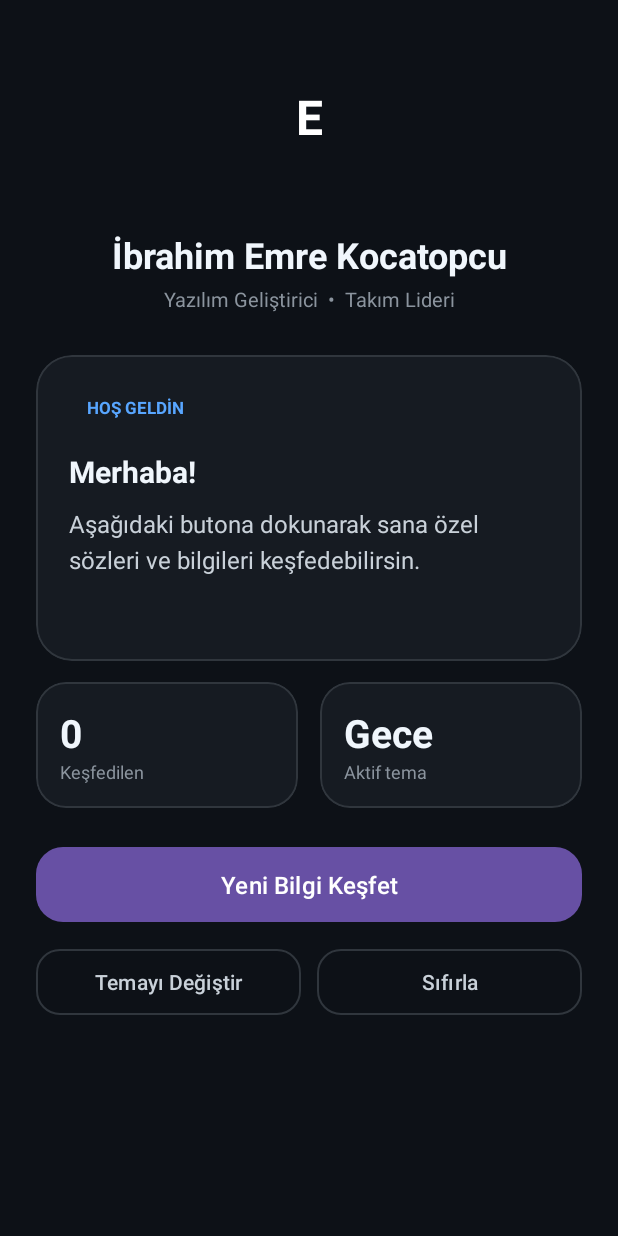
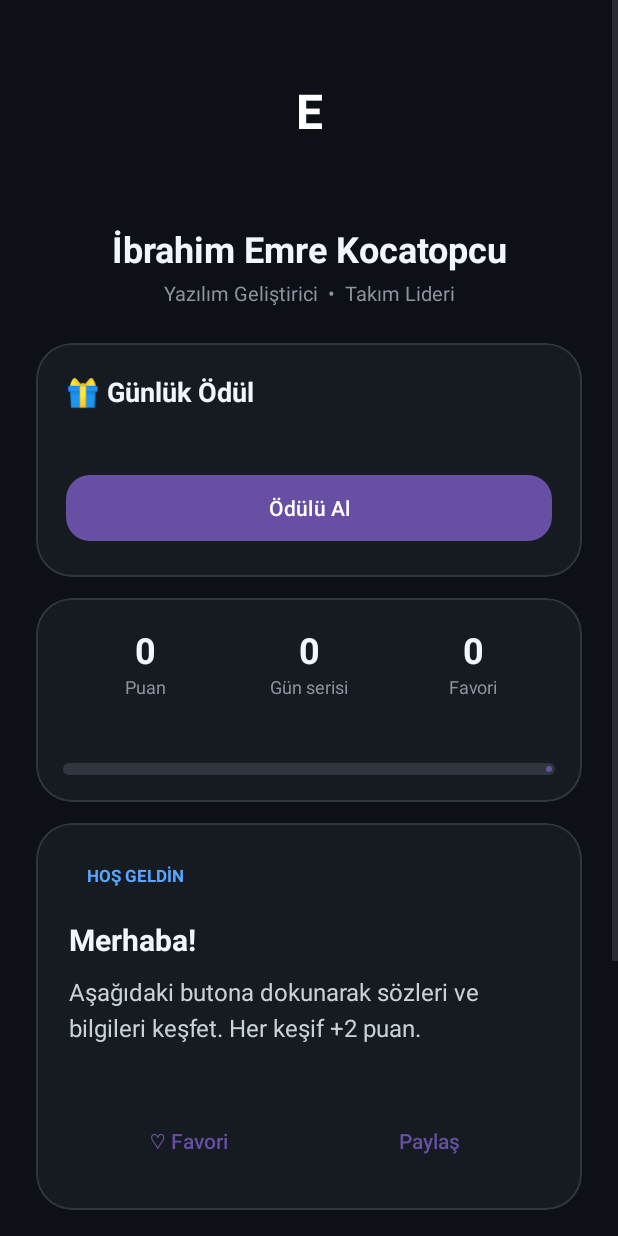
Before and after one commit to burakkayaa202-cpu/ibrahim-emre-kocatopcu, an Android app: the layout activity_main.xml on its own in the app's theme, with its tools: preview values and no code run, on a phone screen of 412 x 824 dp. Run offline under Robolectric (Android 15) with nearby library versions, the phone set to English and light mode, and no system bars.

Commit message:
Update activity_main.xml

```diff
--- a/app/src/main/res/layout/activity_main.xml
+++ b/app/src/main/res/layout/activity_main.xml
@@ -13,13 +13,12 @@
         android:orientation="vertical"
         android:padding="24dp">
 
-        <!-- Profil -->
         <TextView
             android:id="@+id/txtAvatar"
             android:layout_width="76dp"
             android:layout_height="76dp"
             android:layout_gravity="center_horizontal"
-            android:layout_marginTop="16dp"
+            android:layout_marginTop="12dp"
             android:gravity="center"
             android:text="E"
             android:textColor="#FFFFFF"
@@ -30,13 +29,12 @@
             android:id="@+id/txtSelam"
             android:layout_width="match_parent"
             android:layout_height="wrap_content"
-            android:layout_marginTop="16dp"
+            android:layout_marginTop="14dp"
             android:gravity="center"
             android:textColor="#8B949E"
-            android:textSize="14sp" />
+            android:textSize="15sp" />
 
         <TextView
-            android:id="@+id/txtIsim"
             android:layout_width="match_parent"
             android:layout_height="wrap_content"
             android:layout_marginTop="2dp"
@@ -47,7 +45,6 @@
             android:textStyle="bold" />
 
         <TextView
-            android:id="@+id/txtUnvan"
             android:layout_width="match_parent"
             android:layout_height="wrap_content"
             android:layout_marginTop="4dp"
@@ -56,12 +53,172 @@
             android:textColor="#8B949E"
             android:textSize="13sp" />
 
+        <!-- Günlük ödül -->
+        <com.google.android.material.card.MaterialCardView
+            android:id="@+id/cardOdul"
+            android:layout_width="match_parent"
+            android:layout_height="wrap_content"
+            android:layout_marginTop="24dp"
+            app:cardBackgroundColor="#161B22"
+            app:cardCornerRadius="24dp"
+            app:cardElevation="0dp"
+            app:strokeColor="#30363D"
+            app:strokeWidth="1dp">
+
+            <LinearLayout
+                android:layout_width="match_parent"
+                android:layout_height="wrap_content"
+                android:orientation="vertical"
+                android:padding="20dp">
+
+                <TextView
+                    android:id="@+id/txtOdulBaslik"
+                    android:layout_width="match_parent"
+                    android:layout_height="wrap_content"
+                    android:text="🎁 Günlük Ödül"
+                    android:textColor="#F0F6FC"
+                    android:textSize="18sp"
+                    android:textStyle="bold" />
+
+                <TextView
+                    android:id="@+id/txtOdulAciklama"
+                    android:layout_width="match_parent"
+                    android:layout_height="wrap_content"
+                    android:layout_marginTop="6dp"
+                    android:lineSpacingExtra="4dp"
+                    android:textColor="#C9D1D9"
+                    android:textSize="14sp" />
+
+                <com.google.android.material.button.MaterialButton
+                    android:id="@+id/btnOdul"
+                    android:layout_width="match_parent"
+                    android:layout_height="52dp"
+                    android:layout_marginTop="14dp"
+                    android:text="Ödülü Al"
+                    android:textColor="#FFFFFF"
+                    app:cornerRadius="16dp" />
+            </LinearLayout>
+        </com.google.android.material.card.MaterialCardView>
+
+        <!-- İstatistik + seviye -->
+        <com.google.android.material.card.MaterialCardView
+            android:id="@+id/cardStat"
+            android:layout_width="match_parent"
+            android:layout_height="wrap_content"
+            android:layout_marginTop="14dp"
+            app:cardBackgroundColor="#161B22"
+            app:cardCornerRadius="24dp"
+            app:cardElevation="0dp"
+            app:strokeColor="#30363D"
+            app:strokeWidth="1dp">
+
+            <LinearLayout
+                android:layout_width="match_parent"
+                android:layout_height="wrap_content"
+                android:orientation="vertical"
+                android:padding="18dp">
+
+                <LinearLayout
+                    android:layout_width="match_parent"
+                    android:layout_height="wrap_content"
+                    android:orientation="horizontal">
+
+                    <LinearLayout
+                        android:layout_width="0dp"
+                        android:layout_height="wrap_content"
+                        android:layout_weight="1"
+                        android:orientation="vertical">
+                        <TextView
+                            android:id="@+id/txtPuan"
+                            android:layout_width="match_parent"
+                            android:layout_height="wrap_content"
+                            android:gravity="center"
+                            android:text="0"
+                            android:textColor="#F0F6FC"
+                            android:textSize="24sp"
+                            android:textStyle="bold" />
+                        <TextView
+                            android:layout_width="match_parent"
+                            android:layout_height="wrap_content"
+                            android:gravity="center"
+                            android:text="Puan"
+                            android:textColor="#8B949E"
+                            android:textSize="12sp" />
+                    </LinearLayout>
+
+                    <LinearLayout
+                        android:layout_width="0dp"
+                        android:layout_height="wrap_content"
+                        android:layout_weight="1"
+                        android:orientation="vertical">
+                        <TextView
+                            android:id="@+id/txtSeri"
+                            android:layout_width="match_parent"
+                            android:layout_height="wrap_content"
+                            android:gravity="center"
+                            android:text="0"
+                            android:textColor="#F0F6FC"
+                            android:textSize="24sp"
+                            android:textStyle="bold" />
+                        <TextView
+                            android:layout_width="match_parent"
+                            android:layout_height="wrap_content"
+                            android:gravity="center"
+                            android:text="Gün serisi"
+                            android:textColor="#8B949E"
+                            android:textSize="12sp" />
+                    </LinearLayout>
+
+                    <LinearLayout
+                        android:layout_width="0dp"
+                        android:layout_height="wrap_content"
+                        android:layout_weight="1"
+                        android:orientation="vertical">
+                        <TextView
+                            android:id="@+id/txtFavori"
+                            android:layout_width="match_parent"
+                            android:layout_height="wrap_content"
+                            android:gravity="center"
+                            android:text="0"
+                            android:textColor="#F0F6FC"
+                            android:textSize="24sp"
+                            android:textStyle="bold" />
+                        <TextView
+                            android:layout_width="match_parent"
+                            android:layout_height="wrap_content"
+                            android:gravity="center"
+                            android:text="Favori"
+                            android:textColor="#8B949E"
+                            android:textSize="12sp" />
+                    </LinearLayout>
+                </LinearLayout>
+
+                <TextView
+                    android:id="@+id/txtSeviye"
+                    android:layout_width="match_parent"
+                    android:layout_height="wrap_content"
+                    android:layout_marginTop="16dp"
+                    android:textColor="#C9D1D9"
+                    android:textSize="13sp" />
+
+                <com.google.android.material.progressindicator.LinearProgressIndicator
+                    android:id="@+id/progressSeviye"
+                    android:layout_width="match_parent"
+                    android:layout_height="wrap_content"
+                    android:layout_marginTop="8dp"
+                    android:max="100"
+                    app:trackColor="#30363D"
+                    app:trackCornerRadius="6dp"
+                    app:trackThickness="8dp" />
+            </LinearLayout>
+        </com.google.android.material.card.MaterialCardView>
+
         <!-- İçerik kartı -->
         <com.google.android.material.card.MaterialCardView
             android:id="@+id/cardIcerik"
             android:layout_width="match_parent"
             android:layout_height="wrap_content"
-            android:layout_marginTop="28dp"
+            android:layout_marginTop="14dp"
             app:cardBackgroundColor="#161B22"
             app:cardCornerRadius="24dp"
             app:cardElevation="0dp"
@@ -103,7 +260,7 @@
                     android:layout_height="wrap_content"
                     android:layout_marginTop="10dp"
                     android:lineSpacingExtra="5dp"
-                    android:text="Aşağıdaki butona dokunarak sana özel sözleri ve bilgileri keşfedebilirsin."
+                    android:text="Aşağıdaki butona dokunarak sözleri ve bilgileri keşfet. Her keşif +2 puan."
                     android:textColor="#C9D1D9"
                     android:textSize="16sp" />
 
@@ -111,99 +268,41 @@
                     android:id="@+id/txtKaynak"
                     android:layout_width="match_parent"
                     android:layout_height="wrap_content"
-                    android:layout_marginTop="16dp"
+                    android:layout_marginTop="14dp"
                     android:textColor="#8B949E"
                     android:textSize="13sp"
                     android:textStyle="italic" />
-            </LinearLayout>
-        </com.google.android.material.card.MaterialCardView>
-
-        <!-- İstatistikler -->
-        <LinearLayout
-            android:layout_width="match_parent"
-            android:layout_height="wrap_content"
-            android:layout_marginTop="14dp"
-            android:orientation="horizontal">
-
-            <com.google.android.material.card.MaterialCardView
-                android:id="@+id/cardSayac"
-                android:layout_width="0dp"
-                android:layout_height="wrap_content"
-                android:layout_marginEnd="7dp"
-                android:layout_weight="1"
-                app:cardBackgroundColor="#161B22"
-                app:cardCornerRadius="20dp"
-                app:cardElevation="0dp"
-                app:strokeColor="#30363D"
-                app:strokeWidth="1dp">
 
                 <LinearLayout
                     android:layout_width="match_parent"
                     android:layout_height="wrap_content"
-                    android:orientation="vertical"
-                    android:padding="16dp">
+                    android:layout_marginTop="8dp"
+                    android:orientation="horizontal">
 
-                    <TextView
-                        android:id="@+id/txtSayac"
-                        android:layout_width="wrap_content"
+                    <com.google.android.material.button.MaterialButton
+                        android:id="@+id/btnFavori"
+                        style="@style/Widget.Material3.Button.TextButton"
+                        android:layout_width="0dp"
                         android:layout_height="wrap_content"
-                        android:text="0"
-                        android:textColor="#F0F6FC"
-                        android:textSize="26sp"
-                        android:textStyle="bold" />
+                        android:layout_weight="1"
+                        android:text="♡ Favori" />
 
-                    <TextView
-                        android:layout_width="wrap_content"
+                    <com.google.android.material.button.MaterialButton
+                        android:id="@+id/btnPaylas"
+                        style="@style/Widget.Material3.Button.TextButton"
+                        android:layout_width="0dp"
                         android:layout_height="wrap_content"
-                        android:text="Keşfedilen"
-                        android:textColor="#8B949E"
-                        android:textSize="12sp" />
+                        android:layout_weight="1"
+                        android:text="Paylaş" />
                 </LinearLayout>
-            </com.google.android.material.card.MaterialCardView>
+            </LinearLayout>
+        </com.google.android.material.card.MaterialCardView>
 
-            <com.google.android.material.card.MaterialCardView
-                android:id="@+id/cardTema"
-                android:layout_width="0dp"
-                android:layout_height="wrap_content"
-                android:layout_marginStart="7dp"
-                android:layout_weight="1"
-                app:cardBackgroundColor="#161B22"
-                app:cardCornerRadius="20dp"
-                app:cardElevation="0dp"
-                app:strokeColor="#30363D"
-                app:strokeWidth="1dp">
-
-                <LinearLayout
-                    android:layout_width="match_parent"
-                    android:layout_height="wrap_content"
-                    android:orientation="vertical"
-                    android:padding="16dp">
-
-                    <TextView
-                        android:id="@+id/txtTemaAdi"
-                        android:layout_width="wrap_content"
-                        android:layout_height="wrap_content"
-                        android:text="Gece"
-                        android:textColor="#F0F6FC"
-                        android:textSize="26sp"
-                        android:textStyle="bold" />
-
-                    <TextView
-                        android:layout_width="wrap_content"
-                        android:layout_height="wrap_content"
-                        android:text="Aktif tema"
-                        android:textColor="#8B949E"
-                        android:textSize="12sp" />
-                </LinearLayout>
-            </com.google.android.material.card.MaterialCardView>
-        </LinearLayout>
-
-        <!-- Butonlar -->
         <com.google.android.material.button.MaterialButton
             android:id="@+id/btnTikla"
             android:layout_width="match_parent"
             android:layout_height="58dp"
-            android:layout_marginTop="22dp"
+            android:layout_marginTop="18dp"
             android:text="Yeni Bilgi Keşfet"
             android:textColor="#FFFFFF"
             android:textSize="16sp"
@@ -228,24 +327,35 @@
                 app:strokeColor="#30363D" />
 
             <com.google.android.material.button.MaterialButton
-                android:id="@+id/btnSifirla"
+                android:id="@+id/btnFavoriler"
                 style="@style/Widget.Material3.Button.OutlinedButton"
                 android:layout_width="0dp"
                 android:layout_height="52dp"
                 android:layout_marginStart="5dp"
                 android:layout_weight="1"
-                android:text="Sıfırla"
+                android:text="Favorilerim"
                 android:textColor="#C9D1D9"
                 app:cornerRadius="16dp"
                 app:strokeColor="#30363D" />
         </LinearLayout>
 
         <TextView
-            android:id="@+id/txtSonErisim"
+            android:id="@+id/txtSurum"
             android:layout_width="match_parent"
             android:layout_height="wrap_content"
-            android:layout_marginTop="24dp"
+            android:layout_marginTop="26dp"
             android:gravity="center"
+            android:padding="8dp"
+            android:textColor="#6E7681"
+            android:textSize="12sp" />
+
+        <TextView
+            android:id="@+id/btnSifirla"
+            android:layout_width="match_parent"
+            android:layout_height="wrap_content"
+            android:gravity="center"
+            android:padding="8dp"
+            android:text="Tüm verileri sıfırla"
             android:textColor="#6E7681"
             android:textSize="12sp" />
 
```
